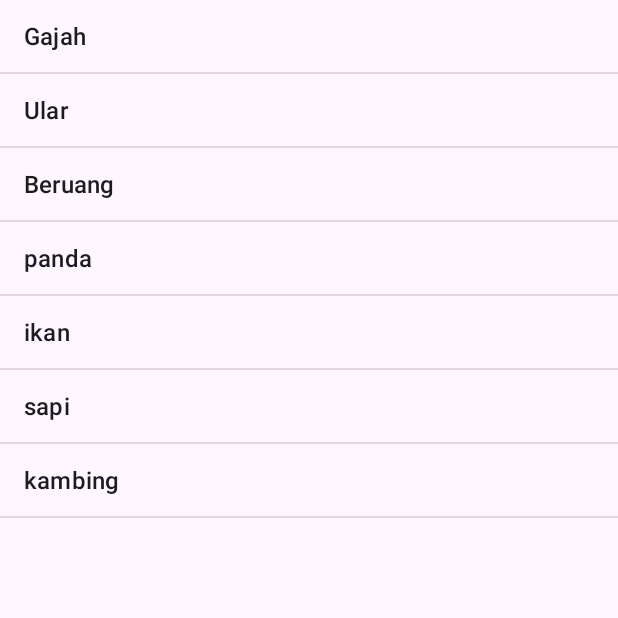
After one commit to Nashwahrz/mobile_kotline2, an Android app: the list_view screen opened directly, with no data from a screen before it, on a phone screen of 412 x 824 dp, the top half of it. The commit adds this screen. Run offline under Robolectric (Android 15) with nearby library versions, the phone set to English and light mode, and no system bars.

Commit message:
tugas 3, Kalkulator, passing data, list view

```diff
--- /dev/null
+++ b/app/src/main/java/com/example/coba/list_view.kt
@@ -0,0 +1,35 @@
+package com.example.coba
+
+import android.annotation.SuppressLint
+import android.os.Bundle
+import android.widget.ArrayAdapter
+import android.widget.ListView
+import androidx.activity.enableEdgeToEdge
+import androidx.appcompat.app.AppCompatActivity
+import androidx.core.view.ViewCompat
+import androidx.core.view.WindowInsetsCompat
+
+class list_view : AppCompatActivity() {
+
+    private lateinit var  lv_item :ListView
+
+    @SuppressLint("MissingInflatedId")
+    override fun onCreate(savedInstanceState: Bundle?) {
+        super.onCreate(savedInstanceState)
+        enableEdgeToEdge()
+        setContentView(R.layout.activity_list_view)
+        lv_item = findViewById(R.id.lv_hewan)
+
+
+
+        //listview
+        //listview widget --> Adapter --> Data Source (Array List)
+
+        //array list
+
+        val namahewan = listOf("Gajah","Ular","Beruang","panda","ikan","sapi","kambing" )
+         lv_item.adapter = ArrayAdapter(this, android.R.layout.simple_list_item_1, namahewan)
+
+
+    }
+}
--- /dev/null
+++ b/app/src/main/res/layout/activity_list_view.xml
@@ -0,0 +1,20 @@
+<?xml version="1.0" encoding="utf-8"?>
+<androidx.constraintlayout.widget.ConstraintLayout xmlns:android="http://schemas.android.com/apk/res/android"
+    xmlns:app="http://schemas.android.com/apk/res-auto"
+    xmlns:tools="http://schemas.android.com/tools"
+    android:id="@+id/main"
+    android:layout_width="match_parent"
+    android:layout_height="match_parent"
+    tools:context=".list_view">
+
+    <LinearLayout
+        android:layout_width="match_parent"
+        android:layout_height="match_parent"
+        android:orientation="horizontal">
+
+        <ListView
+            android:id="@+id/lv_hewan"
+            android:layout_width="match_parent"
+            android:layout_height="match_parent" />
+    </LinearLayout>
+</androidx.constraintlayout.widget.ConstraintLayout>
```
Also changed, not shown: app/src/main/AndroidManifest.xml (+9 -0 lines), app/src/main/java/com/example/coba/MainActivity2.kt (+15 -0 lines), app/src/main/java/com/example/coba/loginPage.kt (added, +45 -0 lines), app/src/main/java/com/example/coba/welcome.kt (added, +30 -0 lines), app/src/main/res/layout/activity_login_page.xml (added, +58 -0 lines), app/src/main/res/layout/activity_main2.xml (+34 -14 lines), app/src/main/res/layout/activity_welcome.xml (added, +25 -0 lines).
